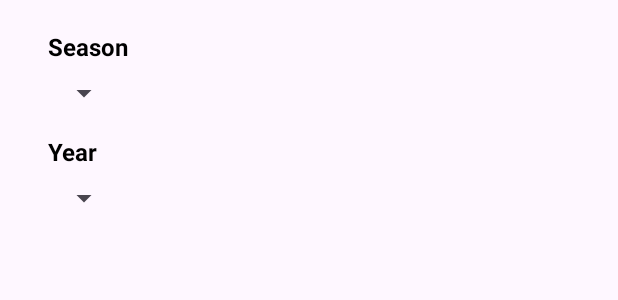
After one commit to darineabdelmotalib/cmpt362_GroupProject, an Android app: the layout dialog_add_semester.xml on its own in the app's theme, with its tools: preview values and no code run, on a phone screen of 412 x 824 dp. The commit adds this screen. Shown: the top 300 px of the screen. Run offline under Robolectric (Android 15) with nearby library versions, the phone set to English and light mode, and no system bars.

Commit message:
Added 'Add Semester' Feature
Can now add semesters through the semester planning view.
Added more methods to database logic.

```diff
--- a/app/src/main/java/darine_abdelmotalib/example/groupproject/data/db/UserProgressDb.kt
+++ b/app/src/main/java/darine_abdelmotalib/example/groupproject/data/db/UserProgressDb.kt
@@ -90,6 +90,11 @@ object UserProgressDb {
     fun setSem(context: Context, sem: Int, year: Int) {
         val key = makeSemKey(sem, year)
         CoursePrefs.setSem(context, key)
+    }
+
+    fun doesSemExist(context: Context, sem: Int, year: Int): Boolean {
+        val key = makeSemKey(sem, year)
+        return CoursePrefs.doesSemExist(context, key)
     }
 
     /*Returns true if course is successfully added
--- /dev/null
+++ b/app/src/main/res/layout/dialog_add_semester.xml
@@ -0,0 +1,44 @@
+<LinearLayout xmlns:android="http://schemas.android.com/apk/res/android"
+    android:orientation="vertical"
+    android:paddingTop="20dp"
+    android:paddingRight="32dp"
+    android:paddingLeft="32dp"
+    android:layout_width="wrap_content"
+    android:layout_height="wrap_content">
+    <LinearLayout
+        android:layout_width="wrap_content"
+        android:layout_height="wrap_content"
+        android:layout_marginBottom="16dp"
+        android:orientation="vertical">
+        <TextView
+            android:layout_width="wrap_content"
+            android:layout_height="wrap_content"
+            android:text="Season"
+            android:textColor="@android:color/black"
+            android:textStyle="bold"
+            android:textSize="16dp" />
+        <Spinner
+            android:id="@+id/semSeasonSpinner"
+            android:layout_marginTop="8dp"
+            android:layout_width="wrap_content"
+            android:layout_height="wrap_content"/>
+    </LinearLayout>
+    <LinearLayout
+        android:layout_width="wrap_content"
+        android:layout_height="wrap_content"
+        android:orientation="vertical">
+        <TextView
+            android:layout_width="wrap_content"
+            android:layout_height="wrap_content"
+            android:text="Year"
+            android:textColor="@android:color/black"
+            android:textStyle="bold"
+            android:textSize="16dp" />
+        <Spinner
+            android:id="@+id/semYearSpinner"
+            android:layout_marginTop="8dp"
+            android:layout_width="wrap_content"
+            android:layout_height="wrap_content"/>
+    </LinearLayout>
+
+</LinearLayout>
--- a/app/src/main/res/menu/menu_semester_view.xml
+++ b/app/src/main/res/menu/menu_semester_view.xml
@@ -2,7 +2,7 @@
 <menu xmlns:android="http://schemas.android.com/apk/res/android"
     xmlns:app="http://schemas.android.com/apk/res-auto">
     <item
-        android:id="@+id/placeholder_action"
+        android:id="@+id/addSemesterOption"
         android:title="Add a Semester"
         app:showAsAction="never"/>
 </menu>
```
Also changed, not shown: app/src/main/java/darine_abdelmotalib/example/groupproject/MainActivity.kt (+5 -4 lines), app/src/main/java/darine_abdelmotalib/example/groupproject/data/api/CoursePrefs.kt (+11 -3 lines), app/src/main/java/darine_abdelmotalib/example/groupproject/ui/planning/semester/AddSemDialogFragment.kt (added, +49 -0 lines), app/src/main/java/darine_abdelmotalib/example/groupproject/ui/planning/semester/SemesterPlanListFragment.kt (+19 -1 lines), app/src/main/java/darine_abdelmotalib/example/groupproject/ui/planning/semester/SemesterPlanListViewModel.kt (+60 -59 lines).
